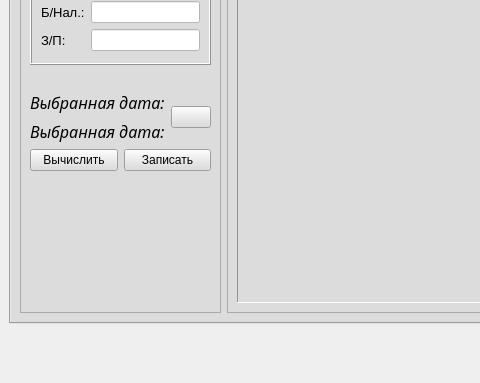
First picture: the form in mainwindow.ui, repository yuriybobko/PCReport, before the edit; both pictures show x 0 to 480 and y 217 to 600 of the 880 by 600 pixel window.
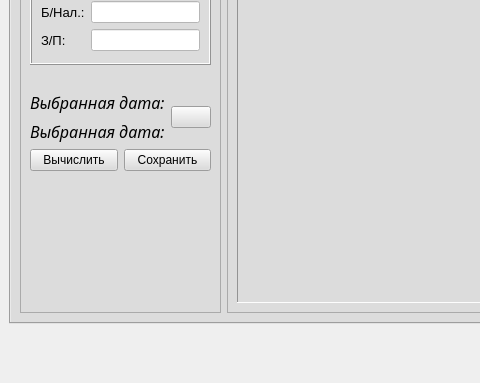
Second picture: the form after the edit.

Diff of the .ui file:
```diff
--- a/mainwindow.ui
+++ b/mainwindow.ui
@@ -263,7 +263,7 @@
                     <string/>
                    </property>
                    <property name="text">
-                    <string>Записать</string>
+                    <string>Сохранить</string>
                    </property>
                   </widget>
                  </item>
```
